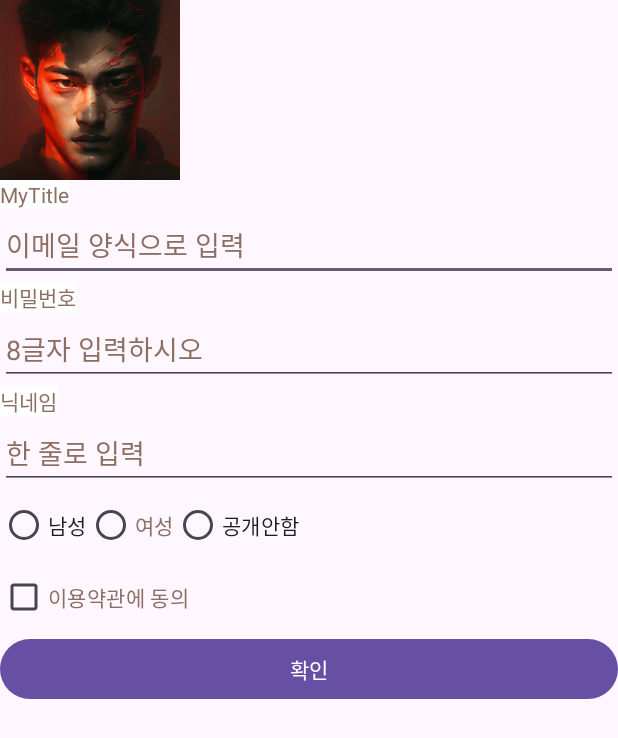
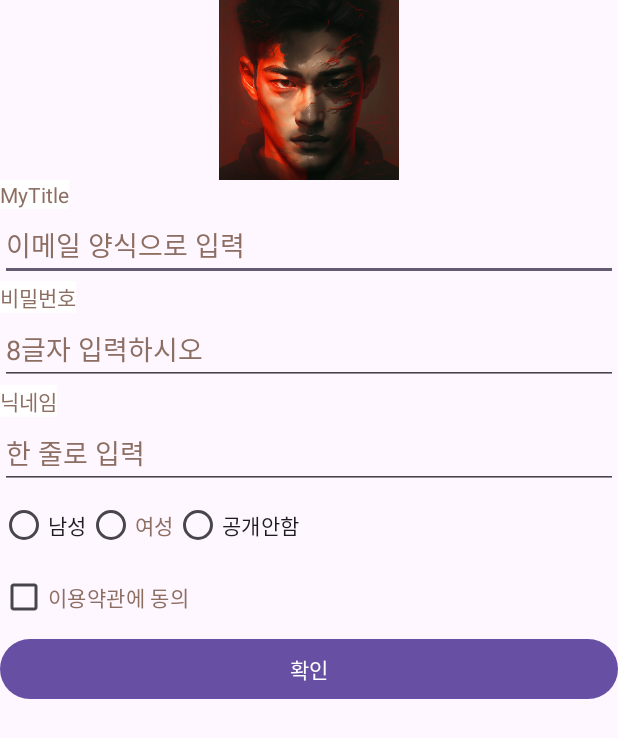
Before and after one commit to msm031/Signup1, an Android app: the screen it shows after launch (MainActivity), on a phone screen of 412 x 824 dp. Shown: the top 738 px of the screen. Run offline under Robolectric (Android 15) with nearby library versions, the phone set to English and light mode, and no system bars.

Commit message:
별도 linearlayout gravity 활용.  - 이미지뷰만 가운데로

```diff
--- a/app/src/main/res/layout/activity_main.xml
+++ b/app/src/main/res/layout/activity_main.xml
@@ -4,14 +4,28 @@
     android:layout_width="match_parent"
     android:layout_height="match_parent"
     android:orientation="vertical"
-    tools:context=".MainActivity">
+    tools:context=".MainActivity"
+    tools:ignore="RtlHardcoded">
 
-    <ImageView
-        android:layout_width="120dp"
-        android:layout_height="120dp"
-        android:scaleType="centerCrop"
-        android:src="@drawable/logo"
-        tools:ignore="ContentDescription,ImageContrastCheck" />
+
+    <LinearLayout
+        android:layout_width="match_parent"
+        android:layout_height="wrap_content"
+        android:orientation="vertical"
+        android:gravity="center">
+
+
+        <ImageView
+            android:layout_width="120dp"
+            android:layout_height="120dp"
+            android:src="@drawable/logo"
+            android:scaleType="centerCrop"
+            android:importantForAccessibility="no" />
+
+
+
+    </LinearLayout>
+
 
 
 
```
